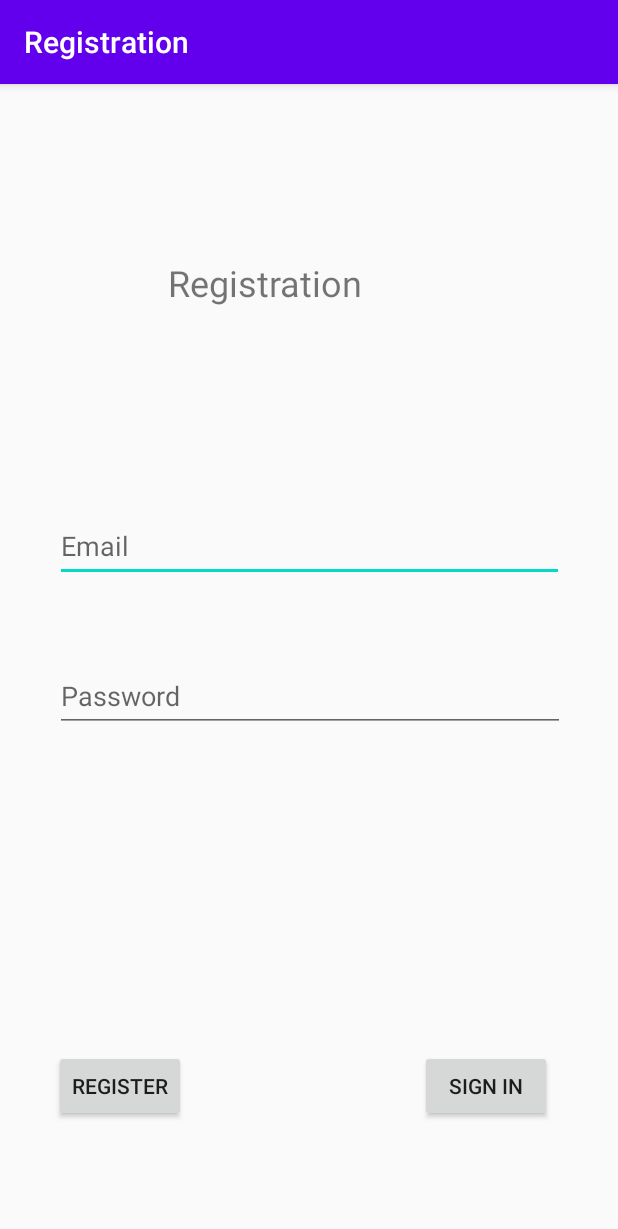
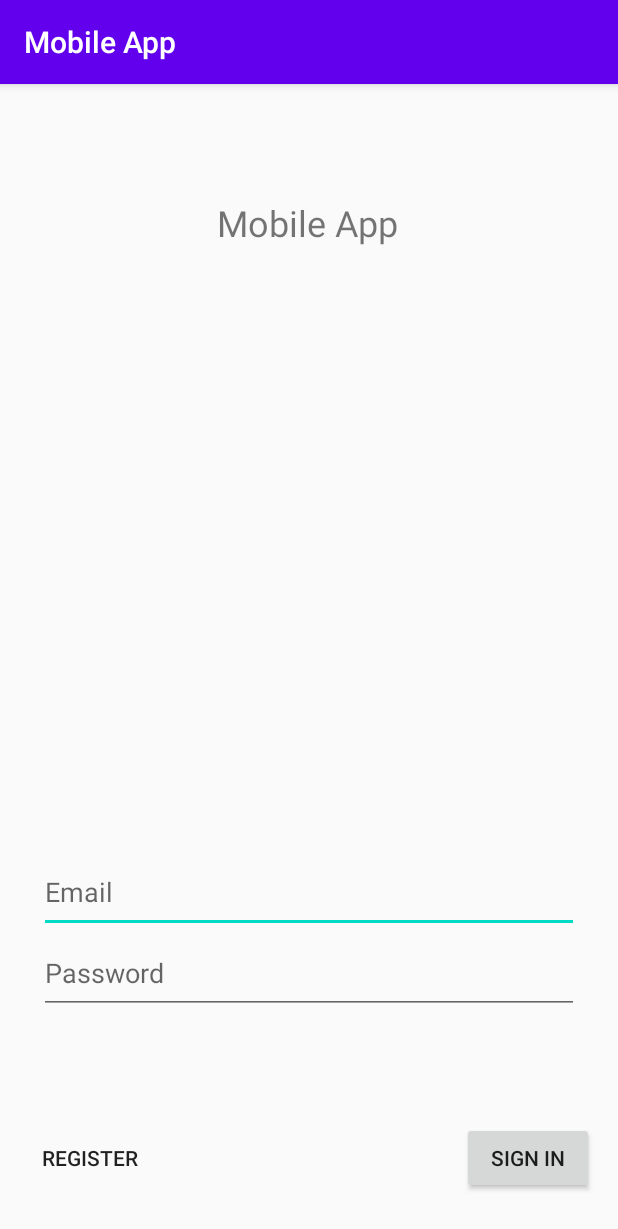
Before and after one commit to mikeflyuwt/MobileApps, an Android app: the screen it shows after launch (AuthActivity), on a phone screen of 412 x 824 dp. Shown: the top 1229 px of the screen. Run offline under Robolectric (Android 15) with nearby library versions, the phone set to English and light mode, and no system bars.

Commit message:
chat fragment created, login fragment/home fragment updated. navigation from home to chat implemented.

```diff
--- a/app/src/main/java/edu/uw/main/MainActivity.java
+++ b/app/src/main/java/edu/uw/main/MainActivity.java
@@ -35,8 +35,8 @@ public class MainActivity extends AppCompatActivity {
         // Passing each menu ID as a set of Ids because each
         // menu should be considered as top level destinations.
         mAppBarConfiguration = new AppBarConfiguration.Builder(
-                R.id.navigation_home,  R.id.navigation_blogs)
-                .build();
+                R.id.navigation_home,  R.id.navigation_blogs, R.id.navigation_chat,
+                R.id.navigation_weather).build();
         NavController navController = Navigation.findNavController(this, R.id.nav_host_fragment);
         NavigationUI.setupActionBarWithNavController(this, navController, mAppBarConfiguration);
         NavigationUI.setupWithNavController(navView, navController);
--- a/app/src/main/java/edu/uw/main/ui/auth/LoginFragment.java
+++ b/app/src/main/java/edu/uw/main/ui/auth/LoginFragment.java
@@ -69,8 +69,6 @@ public class LoginFragment extends Fragment {
                     this::processPassword,
                     this::handleEmailError);
 
-
-
     }
 
     private void handleEmailError(ValidationResult result) {
--- a/app/src/main/java/edu/uw/main/ui/auth/SuccessFragment.java
+++ b/app/src/main/java/edu/uw/main/ui/home/SuccessFragment.java
@@ -1,4 +1,4 @@
-package edu.uw.main.ui.auth;
+package edu.uw.main.ui.home;
 
 import android.os.Bundle;
 
--- a/app/src/main/res/layout/fragment_login.xml
+++ b/app/src/main/res/layout/fragment_login.xml
@@ -5,39 +5,43 @@
     android:id="@+id/frameLayout"
     android:layout_width="match_parent"
     android:layout_height="match_parent"
-    tools:context=".LoginFragment">
+    tools:context=".ui.auth.LoginFragment">
 
     <EditText
         android:id="@+id/text_email"
-        android:layout_width="339dp"
-        android:layout_height="48dp"
-        android:layout_marginTop="284dp"
+        android:layout_width="360dp"
+        android:layout_height="54dp"
+        android:layout_marginLeft="16dp"
+        android:layout_marginRight="16dp"
+        android:layout_marginBottom="192dp"
         android:ems="10"
         android:hint="@string/text_first_email"
-        android:inputType="textPersonName"
+        android:inputType="textEmailAddress"
+        app:layout_constraintBottom_toBottomOf="parent"
         app:layout_constraintEnd_toEndOf="parent"
+        app:layout_constraintHorizontal_bias="0.509"
         app:layout_constraintStart_toStartOf="parent"
-        app:layout_constraintTop_toTopOf="parent" />
+        app:layout_constraintTop_toBottomOf="@+id/text_title"
+        app:layout_constraintVertical_bias="0.976" />
 
     <EditText
         android:id="@+id/text_password"
-        android:layout_width="340dp"
-        android:layout_height="48dp"
-        android:layout_marginTop="52dp"
+        android:layout_width="360dp"
+        android:layout_height="54dp"
         android:ems="10"
         android:hint="@string/text_first_password"
-        android:inputType="textPersonName"
-        app:layout_constraintEnd_toEndOf="@+id/text_email"
-        app:layout_constraintHorizontal_bias="0.0"
-        app:layout_constraintStart_toStartOf="@+id/text_email"
+        android:inputType="textPassword"
+        app:layout_constraintEnd_toEndOf="parent"
+        app:layout_constraintStart_toStartOf="parent"
         app:layout_constraintTop_toBottomOf="@+id/text_email" />
 
     <Button
         android:id="@+id/button_register"
+        style="@style/Widget.AppCompat.Button.Borderless"
         android:layout_width="wrap_content"
         android:layout_height="wrap_content"
-        android:layout_marginStart="36dp"
-        android:layout_marginBottom="76dp"
+        android:layout_marginStart="16dp"
+        android:layout_marginBottom="28dp"
         android:text="@string/button_first_register"
         app:layout_constraintBottom_toBottomOf="parent"
         app:layout_constraintStart_toStartOf="parent" />
@@ -46,20 +50,21 @@
         android:id="@+id/button_success"
         android:layout_width="wrap_content"
         android:layout_height="wrap_content"
-        android:layout_marginEnd="44dp"
-        android:layout_marginBottom="76dp"
+        android:layout_marginEnd="16dp"
+        android:layout_marginBottom="28dp"
         android:text="@string/button_first_success"
         app:layout_constraintBottom_toBottomOf="parent"
         app:layout_constraintEnd_toEndOf="parent" />
 
     <TextView
-        android:id="@+id/textView2"
+        android:id="@+id/text_title"
         android:layout_width="wrap_content"
         android:layout_height="wrap_content"
-        android:layout_marginStart="112dp"
-        android:layout_marginTop="116dp"
+        android:layout_marginTop="76dp"
         android:text="@string/app_name"
         android:textSize="24sp"
+        app:layout_constraintEnd_toEndOf="parent"
+        app:layout_constraintHorizontal_bias="0.497"
         app:layout_constraintStart_toStartOf="parent"
         app:layout_constraintTop_toTopOf="parent" />
 </androidx.constraintlayout.widget.ConstraintLayout>
--- a/app/src/main/res/layout/fragment_success.xml
+++ b/app/src/main/res/layout/fragment_success.xml
@@ -5,7 +5,7 @@
     android:id="@+id/frameLayout3"
     android:layout_width="match_parent"
     android:layout_height="match_parent"
-    tools:context=".ui.auth.SuccessFragment" >
+    tools:context=".ui.home.SuccessFragment" >
 
     <TextView
         android:id="@+id/text_message"
--- a/app/src/main/res/navigation/nav_graph.xml
+++ b/app/src/main/res/navigation/nav_graph.xml
@@ -30,7 +30,7 @@
     </fragment>
     <fragment
         android:id="@+id/successFragment"
-        android:name="edu.uw.main.ui.auth.SuccessFragment"
+        android:name="edu.uw.main.ui.home.SuccessFragment"
         android:label="fragment_success"
         tools:layout="@layout/fragment_success" >
         <argument
--- a/app/src/main/res/values/strings.xml
+++ b/app/src/main/res/values/strings.xml
@@ -1,27 +1,36 @@
 <resources>
-    <string name="app_name">Registration</string>
+    <string name="app_name">Mobile App</string>
 
-    <!-- TODO: Remove or change this placeholder text -->
-    <string name="hello_blank_fragment">Hello blank fragment</string>
+    <!-- Login Fragment -->
     <string name="text_first_email">Email</string>
     <string name="text_first_password">Password</string>
     <string name="button_first_register">REGISTER</string>
     <string name="button_first_success">SIGN IN</string>
+
+    <!-- Registration Fragment -->
     <string name="text_second_email">Email</string>
     <string name="text_second_password">Password</string>
     <string name="text_second_retypePassword">Retype Password</string>
     <string name="button_second_register">REGISTER</string>
-    <string name="text_third_message">TEST</string>
+    <string name="hint_first_name">First Name</string>
+    <string name="hint_last_name">Last Name</string>
+    <string name="hint_nickname">Nickname</string>
 
+    <!-- Chat Fragment -->
+
+
+
+    <!-- Main Activity -->
     <string name="title_home">Home</string>
     <string name="title_blogs">Blogs</string>
+    <string name="title_chat">Chat</string>
+    <string name="title_weather">Weather</string>
 
     <string name="hint_email">Enter your email address</string>
     <string name="action_signin">Sign In</string>
     <string name="action_next">Next</string>
     <string name="action_settings">Settings</string>
     <string name="action_link">Full Post</string>
-    <string name="hint_first_name">First Name</string>
-    <string name="hint_last_name">Last Name</string>
-    <string name="hint_nickname">Nickname</string>
+    <string name="text_third_message">TEST</string>
+
 </resources>
```
Also changed, not shown: app/src/main/java/edu/uw/main/ui/chat/ChatFragment.java (added, +30 -0 lines), app/src/main/res/drawable/ic_chat_black_24dp.xml (added, +9 -0 lines), app/src/main/res/drawable/ic_weather_black_24dp.xml (added, +9 -0 lines), app/src/main/res/layout/fragment_chat.xml (added, +31 -0 lines), app/src/main/res/menu/bottom_nav_menu.xml (+10 -0 lines), app/src/main/res/navigation/main_graph.xml (+6 -1 lines).
